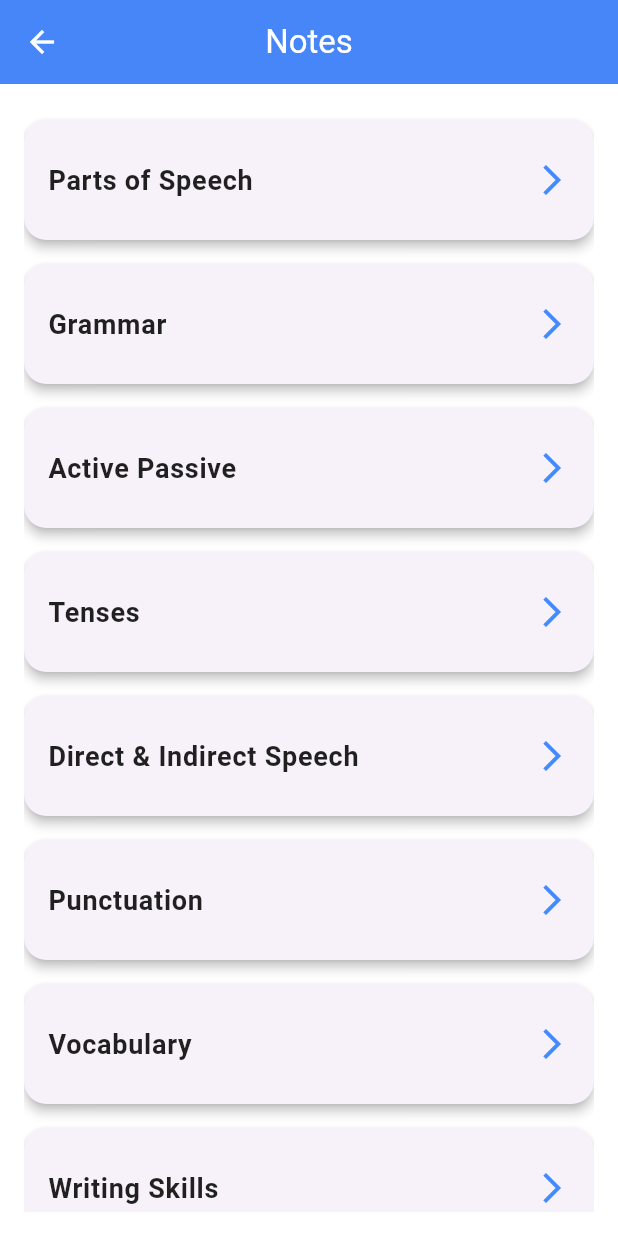
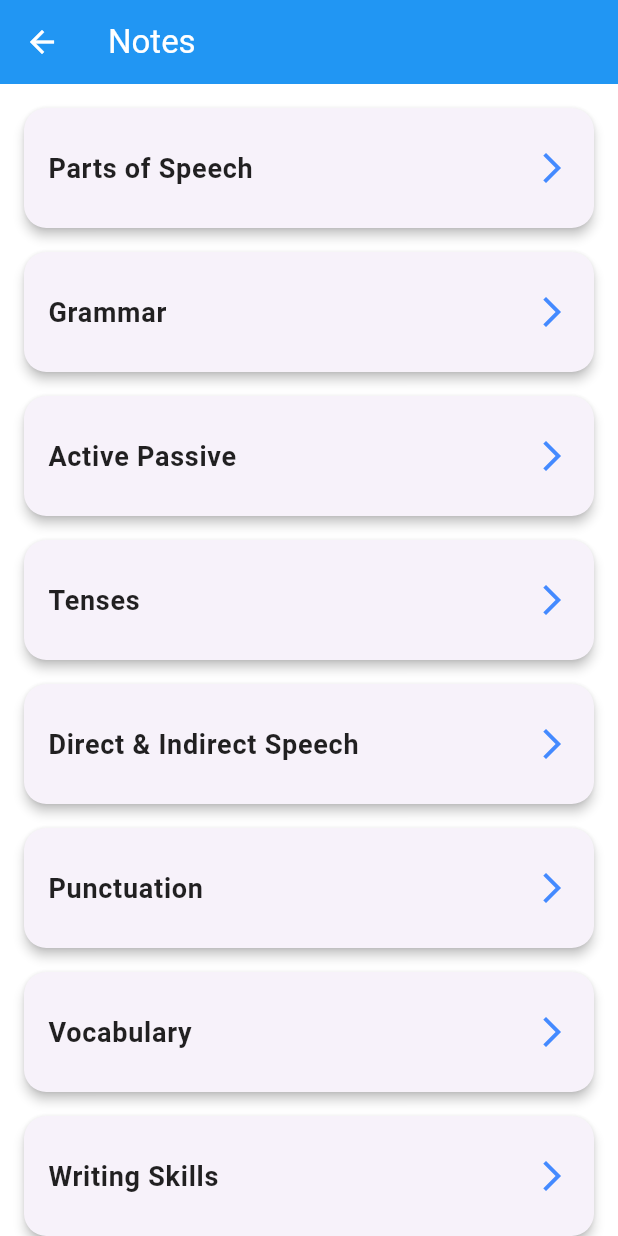
Before and after one commit to Wasim-Zaman/selc, a Flutter app: the NotesScreen screen opened directly, on a phone screen of 412 x 824 dp. Run offline on Flutter 3.47's test engine with Material 3 defaults, Android fonts, the phone set to English and light mode, and no system bars; our stand-ins replace cached_network_image, carousel_slider, firebase_core, smooth_page_indicator; accounts and stored records are empty.

Commit message:
Refactor NotesScreen widget: remove background color from app bar and adjust padding in body

```diff
--- a/lib/view/screens/user/dashboard/notes/notes_screen.dart
+++ b/lib/view/screens/user/dashboard/notes/notes_screen.dart
@@ -21,25 +21,20 @@ class NotesScreen extends StatelessWidget {
     return Scaffold(
       appBar: AppBar(
         title: const Text('Notes'),
-        backgroundColor: Colors.blueAccent,
-        centerTitle: true,
-        elevation: 2,
       ),
-      body: Padding(
-        padding: const EdgeInsets.all(16.0),
-        child: Column(
+      body: Column(
         crossAxisAlignment: CrossAxisAlignment.start,
         children: [
           Expanded(
             child: ListView.builder(
               itemCount: categories.length,
+              padding: const EdgeInsets.symmetric(vertical: 8, horizontal: 16),
               itemBuilder: (context, index) {
                 return CategoryCard(category: categories[index]);
               },
             ),
           ),
         ],
-        ),
       ),
     );
   }
```
Lines whose indentation alone changed are shown as unchanged.
